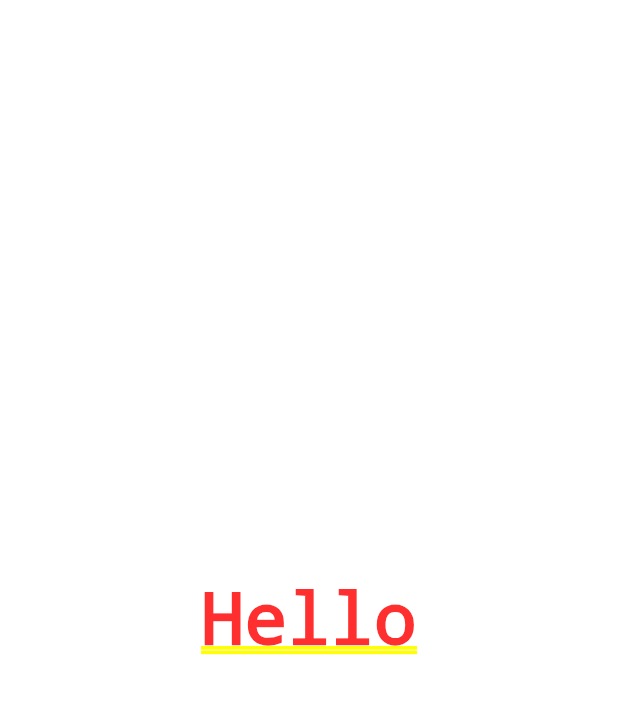
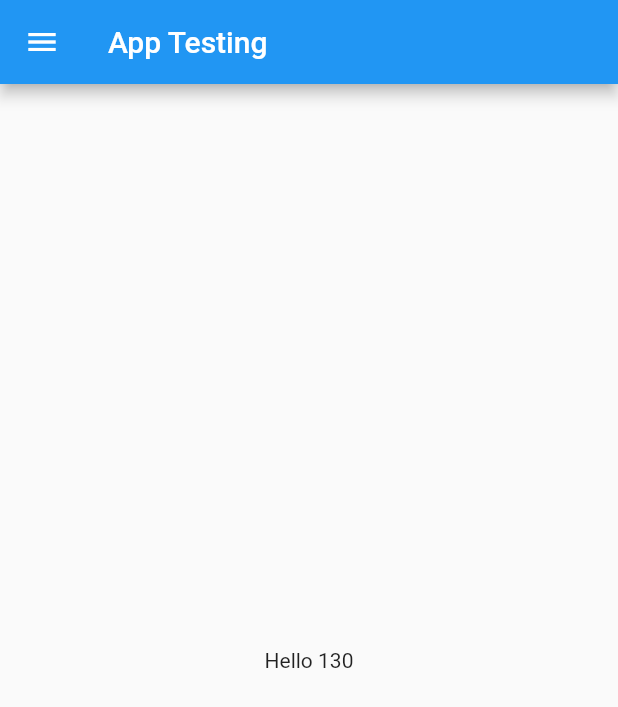
Before and after one commit to GuriSaini/flutterLearning, a Flutter app: the screen it shows after launch, on a phone screen of 412 x 824 dp. Shown: the top 707 px of the screen. Run offline on Flutter 3.47's test engine with Material 2 defaults, Android fonts, the phone set to English and light mode, and no system bars.

Commit message:
day 2 complete

```diff
--- /dev/null
+++ b/lib/home_page.dart
@@ -0,0 +1,19 @@
+import 'package:flutter/material.dart';
+
+class HomePage extends StatelessWidget {
+  @override
+  Widget build(BuildContext context) {
+    int days = 130;
+    return Scaffold(
+      appBar: AppBar(
+        title: Text("App Testing"),
+      ),
+      body: Center(
+        child: Container(
+          child: Text("Hello ${days}"),
+        ),
+      ),
+      drawer: Drawer(),
+    );
+  }
+}
--- a/lib/main.dart
+++ b/lib/main.dart
@@ -1,3 +1,4 @@
+import 'package:app/home_page.dart';
 import 'package:flutter/material.dart';
 
 void main() {
@@ -8,12 +9,7 @@ class MyApp extends StatelessWidget {
   @override
   Widget build(BuildContext context) {
     return MaterialApp(
-      home: Container(
-        color: Colors.white,
-        child: Center(
-          child: Text("Hello"),
-        ),
-      ),
+      home: HomePage(),
     );
   }
 }
```
